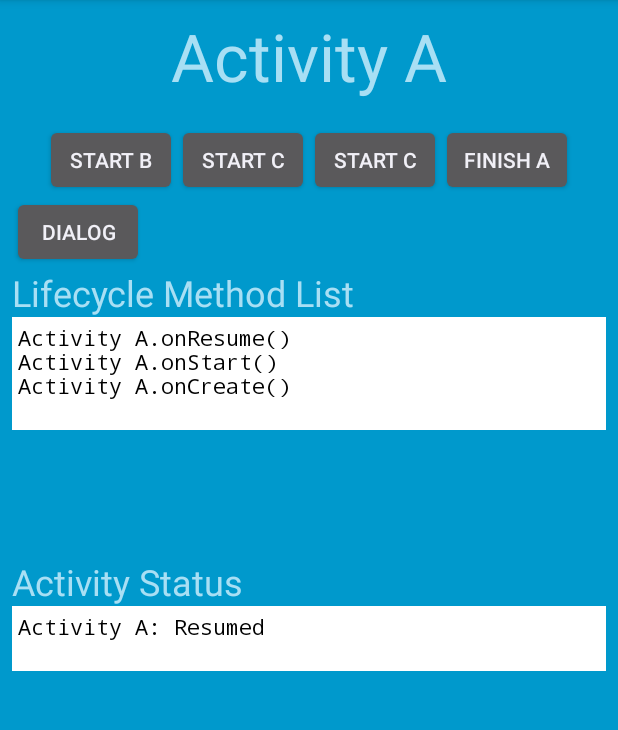
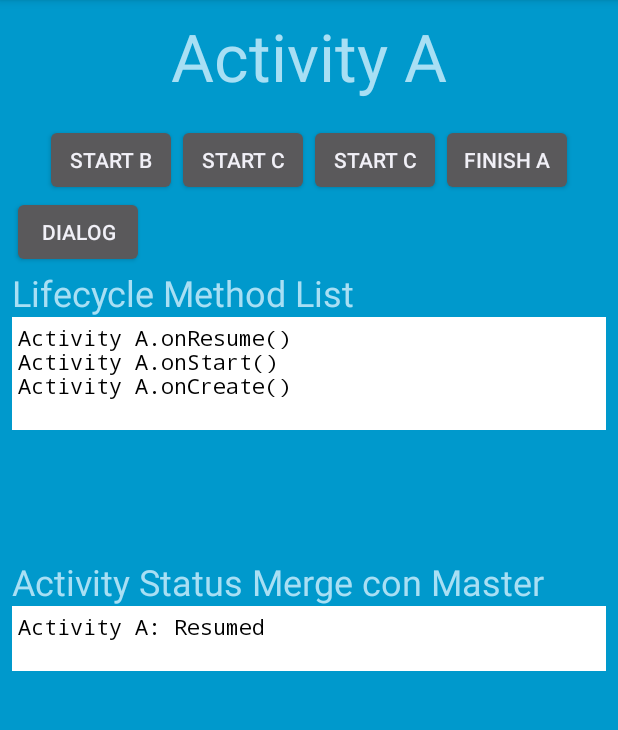
Before and after one commit to SimoneGarbin/Activity-lifecycle, an Android app: the screen it shows after launch (ActivityA), on a phone screen of 412 x 824 dp, the part 84-814 px from its top. Run offline under Robolectric (Android 15) with nearby library versions, the phone set to English and light mode, and no system bars.

Commit message:
In layoutA: Modificato lo status

```diff
--- a/app/src/main/res/layout/activity_a.xml
+++ b/app/src/main/res/layout/activity_a.xml
@@ -104,7 +104,7 @@ limitations under the License.
     <TextView
         android:layout_width="match_parent"
         android:layout_height="wrap_content"
-        android:text="@string/activity_status"
+        android:text="Activity Status Merge con Master"
         android:textColor="@color/light_blue"
         android:textSize="@dimen/font_medium" />
 
```
